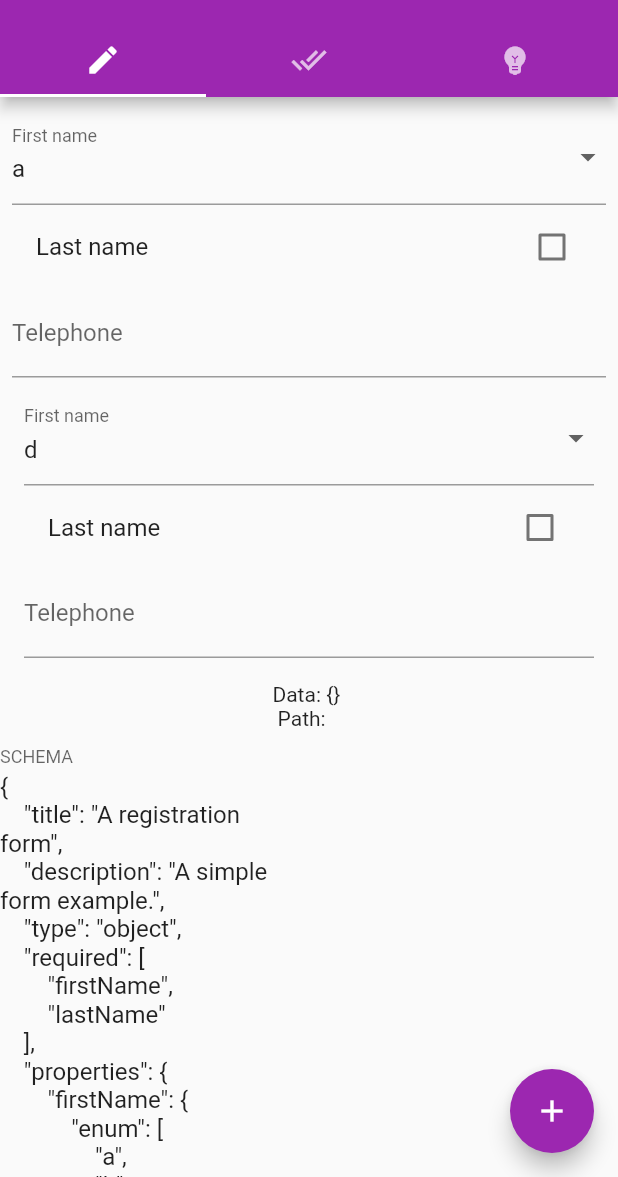
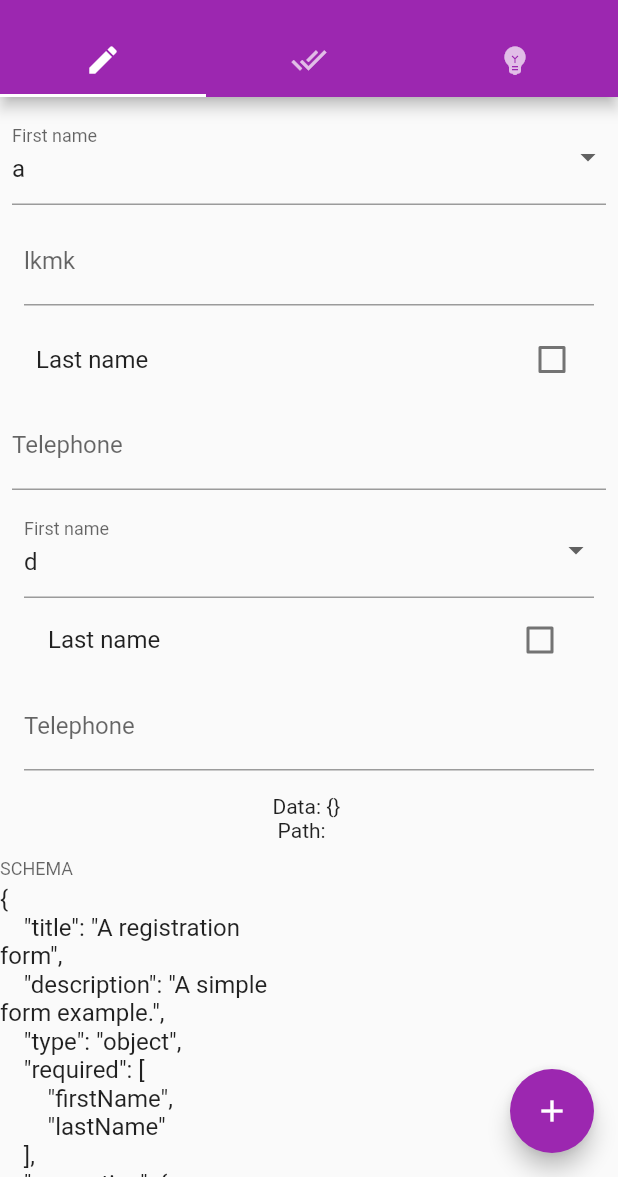
Before and after one commit to YannikH/uniturnip, a Flutter app: the screen it shows after launch, on a phone screen of 412 x 824 dp, the part 59-1236 px from its top. Run offline on Flutter 3.47's test engine with Material 2 defaults, Android fonts, the light colour scheme and no system bars.

Commit message:
Debug arrays

```diff
--- a/lib/json_schema_field.dart
+++ b/lib/json_schema_field.dart
@@ -11,7 +11,7 @@ class JSONSchemaUIField extends StatelessWidget {
         required this.schema,
         this.ui = const {},
         MapPath? path,
-        String? pointer
+        dynamic pointer,
       }): path = (path == null) ? MapPath() : path.add(schema['type'], pointer),
         super(key: key);
 
@@ -26,10 +26,12 @@ class JSONSchemaUIField extends StatelessWidget {
     if (schema['properties'] != null) {
       fields = schema['properties'].keys.toList();
       length = fields.length;
+
     } else if (schema['items'] != null) {
       length = context.select(
-              (UIModel uiModel) => uiModel.getDataByPath(path).length
+              (UIModel uiModel) => uiModel.getDataByPath(path)?.length ?? 1
       );
+      print('Properties length: $length');
       fields = Iterable<int>.generate(length).toList();
     } else {
       return const SizedBox.shrink();
@@ -47,7 +49,7 @@ class JSONSchemaUIField extends StatelessWidget {
                 Map<String, dynamic> newSchema = schema['properties']?[field] ??
                     schema['items'] ?? {};
                 String schemaType = newSchema['type'] ?? 'not_defined';
-                if (schemaType == 'object') {
+                if (schemaType == 'object' || schemaType == 'array') {
                   return JSONSchemaUIField(
                       schema: newSchema,
                       pointer: field,
--- a/lib/json_schema_leaf.dart
+++ b/lib/json_schema_leaf.dart
@@ -12,13 +12,15 @@ class JSONSchemaFinalLeaf extends JSONSchemaUIField{
         Map<String, dynamic> ui = const {},
         required MapPath path,
         required dynamic pointer,
-      }): super(key: key, schema: schema, pointer: pointer, path: path);
+      }): super(key: key, schema: schema, pointer: pointer, path: path){
+    print('Path: ${this.path}');
+  }
 
   final TextEditingController textControl = TextEditingController();
 
   @override
   Widget build(BuildContext context) {
-    //print('$path is rebuilding!');
+    // print('$path is rebuilding!');
     // print('Schema: $schema');
     List<dynamic> dataList = context.select(
             (UIModel uiModel) => [uiModel.getDataByPath(path), uiModel.isExternal]
--- a/lib/schemas.dart
+++ b/lib/schemas.dart
@@ -11,6 +11,14 @@ class Schemas {
         "title": "First name",
         "default": "Chuck",
         "description": "This is field description"
+      },
+      "newInput1": {
+        "items": {
+          "type": "string",
+          "title": "lkmk"
+        },
+        "title": "New Input 1",
+        "type": "array"
       },
       "lastName": {"type": "boolean", "title": "Last name"},
       "telephone": {"type": "string", "title": "Telephone", "minLength": 10},
--- a/lib/utils.dart
+++ b/lib/utils.dart
@@ -29,7 +29,11 @@ class Utils {
             data[step.pointer],
             value);
       } else {
-        data[path.steps[0].pointer] = value;
+        try {
+          data[path.steps[0].pointer] = value;
+        } on RangeError {
+          data.add(value);
+        }
       }
     }
     return data;
```
